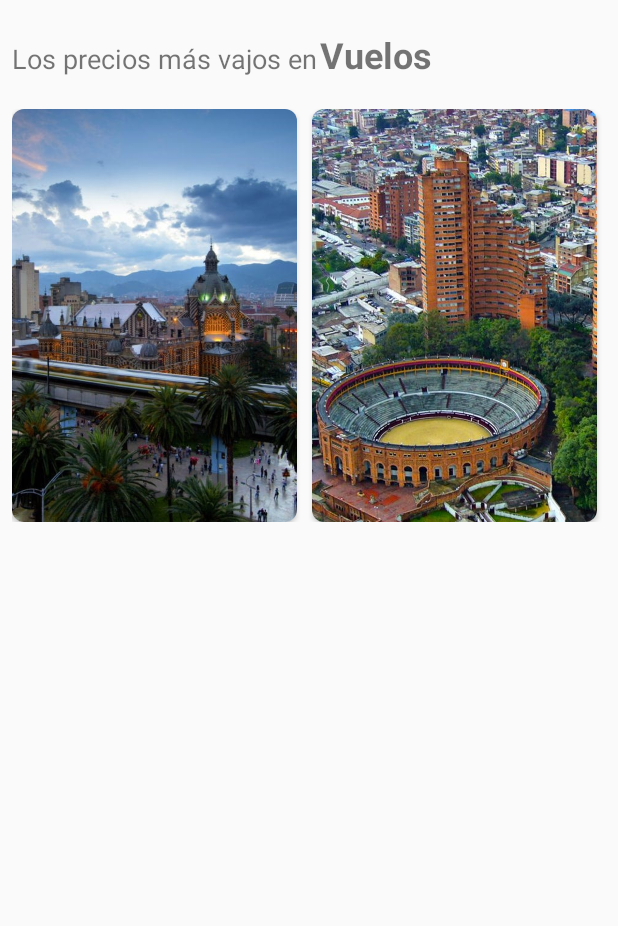
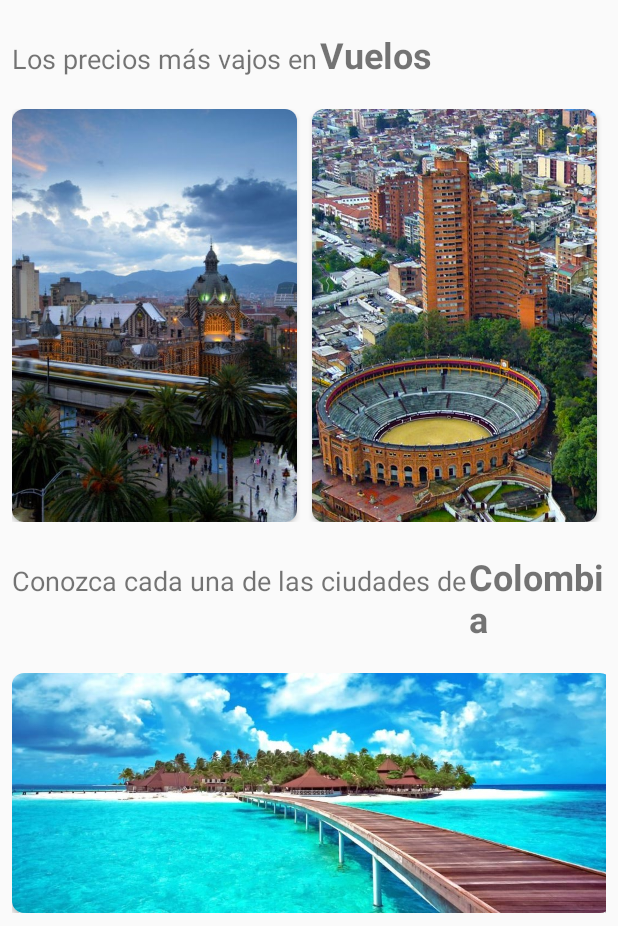
Before and after one commit to ghostspook/Emelatour, an Android app: the screen it shows after launch (MainActivity), on a phone screen of 412 x 824 dp, the part 310-1236 px from its top. Run offline under Robolectric (Android 15) with nearby library versions, the phone set to English and light mode, and no system bars.

Commit message:
San Andrés

```diff
--- a/app/src/main/res/layout/activity_main.xml
+++ b/app/src/main/res/layout/activity_main.xml
@@ -238,6 +238,61 @@
                 </LinearLayout>
             </HorizontalScrollView>
 
+            <LinearLayout
+                android:layout_width="match_parent"
+                android:layout_height="match_parent"
+                android:layout_marginTop="20dp"
+                android:orientation="horizontal">
+
+                <TextView
+                    android:id="@+id/textView5"
+                    android:layout_width="wrap_content"
+                    android:layout_height="wrap_content"
+                    android:text="@string/get_to_know_every_city_in"
+                    android:textSize="18sp" />
+
+                <TextView
+                    android:id="@+id/textView6"
+                    android:layout_width="0dp"
+                    android:layout_height="wrap_content"
+                    android:layout_marginStart="2dp"
+                    android:layout_marginLeft="7dp"
+                    android:layout_weight="1"
+                    android:text="@string/colombia"
+                    android:textSize="24sp"
+                    android:textStyle="bold" />
+
+            </LinearLayout>
+
+            <HorizontalScrollView
+                android:layout_width="match_parent"
+                android:layout_height="match_parent">
+
+                <LinearLayout
+                    android:layout_width="wrap_content"
+                    android:layout_height="160dp"
+                    android:layout_marginTop="20dp"
+                    android:orientation="horizontal">
+
+                    <androidx.cardview.widget.CardView
+                        android:layout_width="0dp"
+                        android:layout_height="match_parent"
+                        android:layout_weight="1"
+                        app:cardCornerRadius="8dp">
+
+                        <ImageView
+                            android:id="@+id/imageView10"
+                            android:layout_width="400dp"
+                            android:layout_height="match_parent"
+                            android:layout_weight="1"
+                            android:contentDescription="@string/san_andres"
+                            android:scaleType="fitXY"
+                            app:srcCompat="@drawable/san_andres_2" />
+                    </androidx.cardview.widget.CardView>
+
+                </LinearLayout>
+            </HorizontalScrollView>
+
         </LinearLayout>
     </ScrollView>
 </androidx.constraintlayout.widget.ConstraintLayout>
--- a/app/src/main/res/values/strings.xml
+++ b/app/src/main/res/values/strings.xml
@@ -12,4 +12,6 @@
     <string name="bogota">Bogotá</string>
     <string name="cartagena">Cartagena</string>
     <string name="san_andres">San Andrés</string>
+    <string name="get_to_know_every_city_in">Conozca cada una de las ciudades de</string>
+    <string name="colombia">Colombia</string>
 </resources>
```
Also changed, not shown: app/src/main/res/drawable/san_andres_2.jpg (added).
